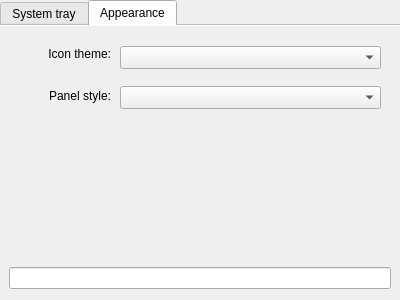
Before: the Qt Designer form src/dialogs/PreferencesDialog.ui in d1vanov/quentier, drawn with Qt 5.
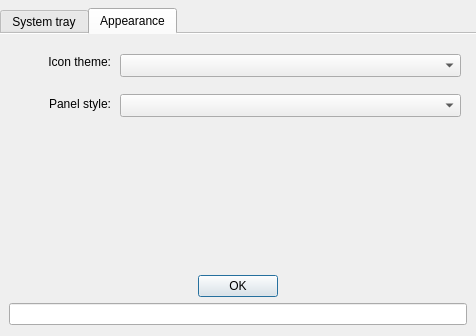
After: the same form once the commit is applied. The open tabs and pages were chosen to show the change.

Patch:
```diff
--- a/src/dialogs/PreferencesDialog.ui
+++ b/src/dialogs/PreferencesDialog.ui
@@ -6,8 +6,8 @@
    <rect>
     <x>0</x>
     <y>0</y>
-    <width>400</width>
-    <height>300</height>
+    <width>476</width>
+    <height>336</height>
    </rect>
   </property>
   <property name="windowTitle">
@@ -18,7 +18,7 @@
     <number>0</number>
    </property>
    <property name="topMargin">
-    <number>0</number>
+    <number>8</number>
    </property>
    <property name="rightMargin">
     <number>0</number>
@@ -161,10 +161,22 @@
         <rect>
          <x>120</x>
          <y>20</y>
-         <width>261</width>
+         <width>341</width>
          <height>23</height>
         </rect>
        </property>
+       <property name="sizePolicy">
+        <sizepolicy hsizetype="Expanding" vsizetype="Fixed">
+         <horstretch>0</horstretch>
+         <verstretch>0</verstretch>
+        </sizepolicy>
+       </property>
+       <property name="minimumSize">
+        <size>
+         <width>300</width>
+         <height>0</height>
+        </size>
+       </property>
       </widget>
       <widget class="QLabel" name="panelStyleLabel">
        <property name="geometry">
@@ -187,10 +199,22 @@
         <rect>
          <x>120</x>
          <y>60</y>
-         <width>261</width>
+         <width>341</width>
          <height>23</height>
         </rect>
        </property>
+       <property name="sizePolicy">
+        <sizepolicy hsizetype="Expanding" vsizetype="Fixed">
+         <horstretch>0</horstretch>
+         <verstretch>0</verstretch>
+        </sizepolicy>
+       </property>
+       <property name="minimumSize">
+        <size>
+         <width>300</width>
+         <height>0</height>
+        </size>
+       </property>
       </widget>
      </widget>
     </widget>
@@ -198,7 +222,44 @@
    <item>
     <layout class="QHBoxLayout" name="horizontalLayout">
      <item>
-      <spacer name="leftHorizontalSpacer">
+      <spacer name="okPushButtonLeftSpacer">
+       <property name="orientation">
+        <enum>Qt::Horizontal</enum>
+       </property>
+       <property name="sizeHint" stdset="0">
+        <size>
+         <width>40</width>
+         <height>20</height>
+        </size>
+       </property>
+      </spacer>
+     </item>
+     <item>
+      <widget class="QPushButton" name="okPushButton">
+       <property name="text">
+        <string>OK</string>
+       </property>
+      </widget>
+     </item>
+     <item>
+      <spacer name="okPushButtonRightSpacer">
+       <property name="orientation">
+        <enum>Qt::Horizontal</enum>
+       </property>
+       <property name="sizeHint" stdset="0">
+        <size>
+         <width>40</width>
+         <height>20</height>
+        </size>
+       </property>
+      </spacer>
+     </item>
+    </layout>
+   </item>
+   <item>
+    <layout class="QHBoxLayout" name="statusTextHorizontalLayout">
+     <item>
+      <spacer name="statusTextLeftSpacer">
        <property name="orientation">
         <enum>Qt::Horizontal</enum>
        </property>
@@ -214,10 +275,14 @@
       </spacer>
      </item>
      <item>
-      <widget class="QLineEdit" name="statusTextLineEdit"/>
+      <widget class="QLineEdit" name="statusTextLineEdit">
+       <property name="readOnly">
+        <bool>true</bool>
+       </property>
+      </widget>
      </item>
      <item>
-      <spacer name="rightHorizontalSpacer">
+      <spacer name="statusTextRightSpacer">
        <property name="orientation">
         <enum>Qt::Horizontal</enum>
        </property>
```
Left out of the diff: 22 changed lines with no effect on the pictures.
